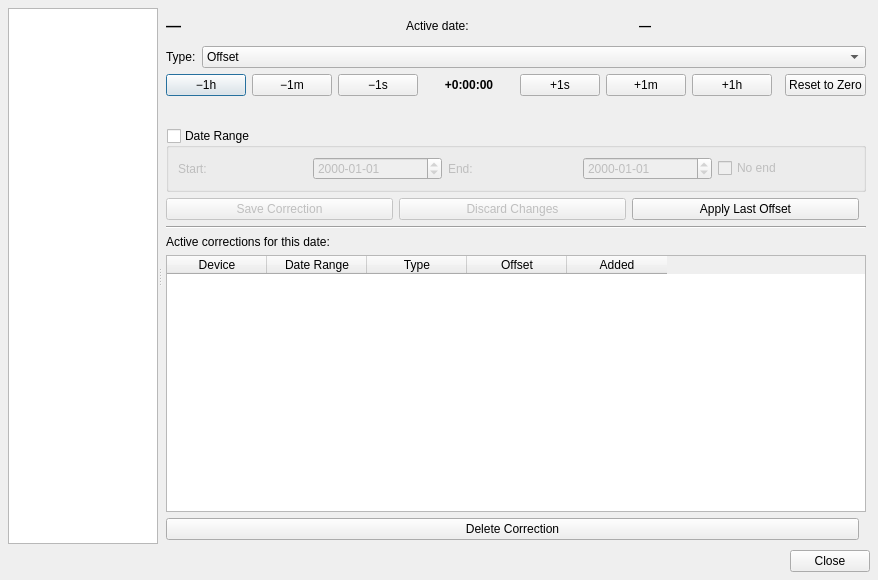
tomasohara/OSCAR-SQL, file oscar/devicetimecorrectiondialog.ui: the form before one commit.
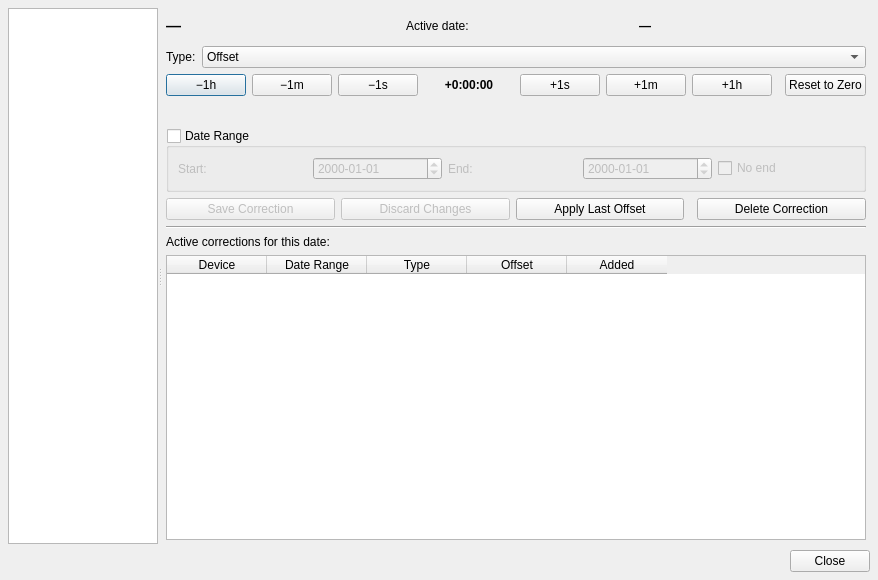
The form after the commit.

Commit message: Improve Time Corrections dialog editing workflow

```diff
--- a/oscar/devicetimecorrectiondialog.ui
+++ b/oscar/devicetimecorrectiondialog.ui
@@ -153,6 +153,7 @@
           </widget>
          </item>
          <item><spacer><property name="orientation"><enum>Qt::Horizontal</enum></property></spacer></item>
+         <item><widget class="QPushButton" name="btnDeleteRow"><property name="text"><string>Delete Correction</string></property></widget></item>
         </layout>
        </item>
 
@@ -182,12 +183,6 @@
          <column><property name="text"><string>Added</string></property></column>
         </widget>
        </item>
-       <item>
-        <layout class="QHBoxLayout">
-         <item><widget class="QPushButton" name="btnDeleteRow"><property name="text"><string>Delete Correction</string></property></widget></item>
-         <item><spacer><property name="orientation"><enum>Qt::Horizontal</enum></property></spacer></item>
-        </layout>
-       </item>
 
       </layout>
      </widget>
```
The commit also changes 2 other files.
